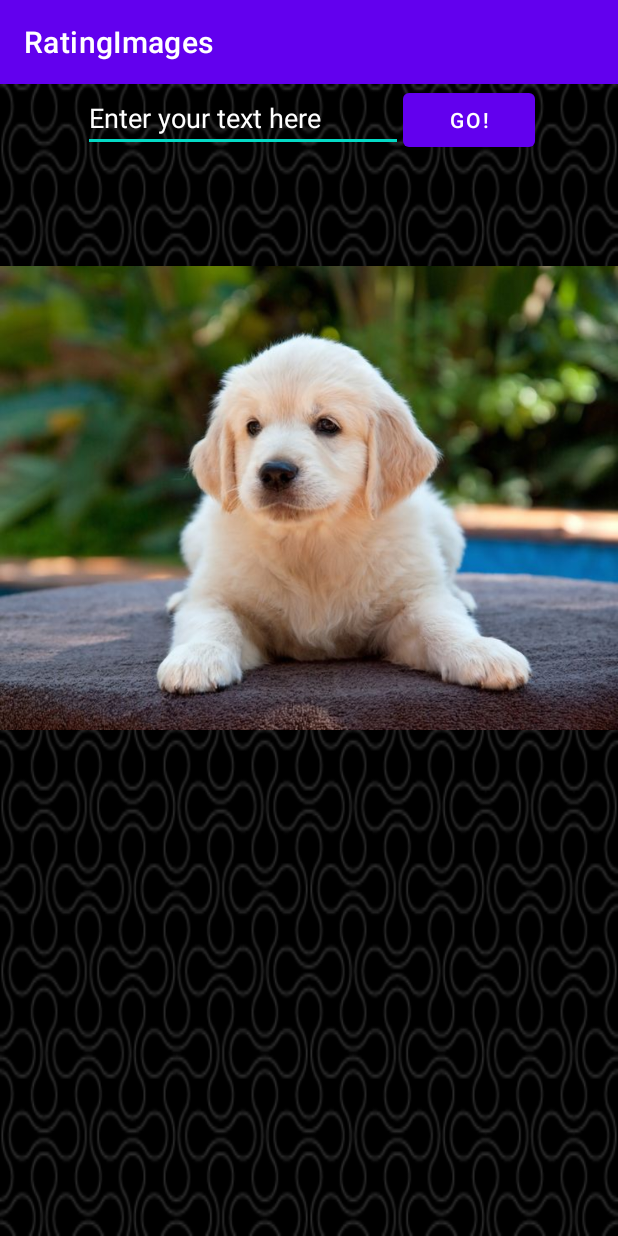
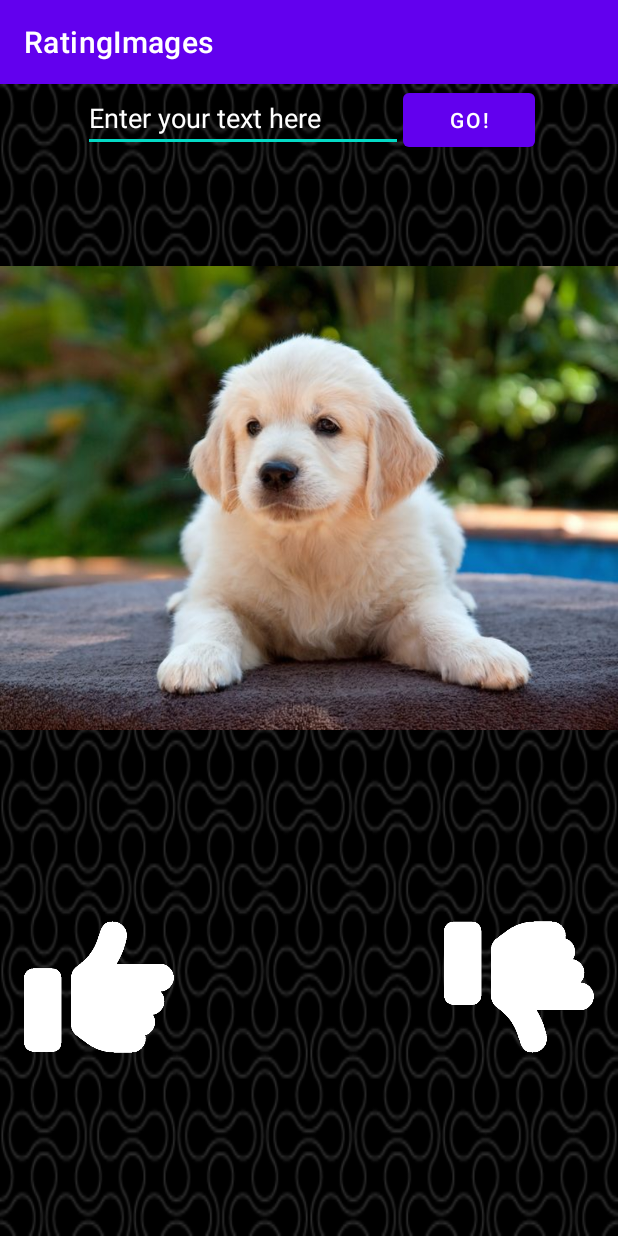
Before and after one commit to BrSTU-PO4-190333/6sem_RPOdMS, an Android app: the screen it shows after launch (MainActivity), on a phone screen of 412 x 824 dp. Run offline under Robolectric (Android 15) with nearby library versions, the phone set to English and light mode, and no system bars.

Commit message:
lab3/Galanin_Pavel : Added like, dislike

```diff
--- a/lab3/gpi_src/gpi_rpodms6_lab3/app/src/main/res/layout/activity_main.xml
+++ b/lab3/gpi_src/gpi_rpodms6_lab3/app/src/main/res/layout/activity_main.xml
@@ -4,8 +4,8 @@
     xmlns:tools="http://schemas.android.com/tools"
     android:layout_width="match_parent"
     android:layout_height="match_parent"
-    tools:context=".MainActivity"
-    android:background="@drawable/starring">
+    android:background="@drawable/starring"
+    tools:context=".MainActivity">
 
     <LinearLayout
         android:id="@+id/linear1"
@@ -40,8 +40,11 @@
     </LinearLayout>
 
     <FrameLayout
-        android:layout_width="match_parent"
-        android:layout_height="match_parent">
+        android:id="@+id/frameLayout"
+        android:layout_width="wrap_content"
+        android:layout_height="wrap_content"
+        app:layout_constraintStart_toStartOf="parent"
+        app:layout_constraintTop_toTopOf="@+id/linear1">
 
         <ImageView
             android:id="@+id/puppy"
@@ -51,6 +54,33 @@
             app:srcCompat="@drawable/puppy">
 
         </ImageView>
+
     </FrameLayout>
 
+    <RelativeLayout
+        android:id="@+id/likeAndDislike"
+        android:layout_width="wrap_content"
+        android:layout_height="wrap_content"
+        app:layout_constraintStart_toStartOf="@+id/frameLayout"
+        app:layout_constraintTop_toBottomOf="@+id/frameLayout"
+        android:paddingHorizontal="16dp">
+
+        <ImageView
+            android:id="@+id/imageView2"
+            android:layout_width="100dp"
+            android:layout_height="100dp"
+            android:layout_alignParentEnd="true"
+            android:contentDescription="@string/img_dislike_content_description"
+            app:srcCompat="@drawable/dislike" />
+
+        <ImageView
+            android:id="@+id/imageView"
+            android:layout_width="100dp"
+            android:layout_height="100dp"
+            android:layout_alignParentStart="true"
+            android:contentDescription="@string/img_like_content_description"
+            app:srcCompat="@drawable/like" />
+
+    </RelativeLayout>
+
 </androidx.constraintlayout.widget.ConstraintLayout>
--- a/lab3/gpi_src/gpi_rpodms6_lab3/app/src/main/res/values/strings.xml
+++ b/lab3/gpi_src/gpi_rpodms6_lab3/app/src/main/res/values/strings.xml
@@ -3,4 +3,6 @@
     <string name="edit_message">Enter your text here</string>
     <string name="button_send">Go!</string>
     <string name="img_puppy_content_description">puppy img</string>
+    <string name="img_like_content_description">like</string>
+    <string name="img_dislike_content_description">dislike</string>
 </resources>
```
Also changed, not shown: lab3/gpi_src/gpi_rpodms6_lab3/app/src/main/res/drawable/dislike.png (added), lab3/gpi_src/gpi_rpodms6_lab3/app/src/main/res/drawable/like.png (added).
